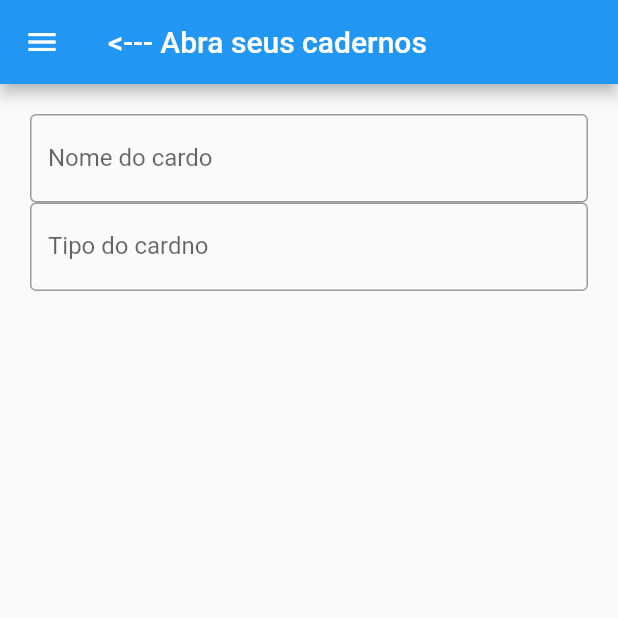
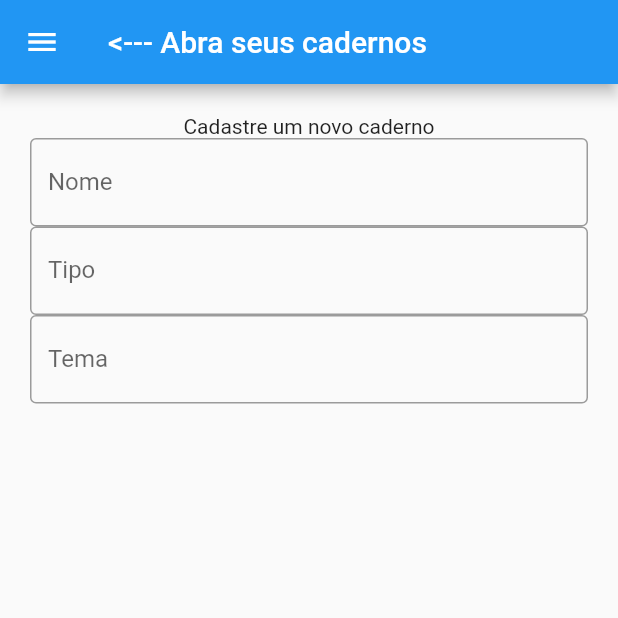
Before and after one commit to Felip-Oliv/StudioProjects, a Flutter app: the screen it shows after launch, on a phone screen of 412 x 824 dp, the top half of it. Run offline on Flutter 3.47's test engine with Material 2 defaults, Android fonts, the phone set to English and light mode, and no system bars.

Commit message:
Add campos para cadastro do caderno.
Adicionado e corrigidos alguns campos para cadastro de cadernos.

```diff
--- a/app01/lib/main.dart
+++ b/app01/lib/main.dart
@@ -14,16 +14,23 @@ void main() {
           padding: EdgeInsets.all(20),
           child: Column(
             children: [
+              Text('Cadastre um novo caderno'),
               TextField( obscureText: true,
               decoration: InputDecoration(
                 border: OutlineInputBorder(),
-                labelText: 'Nome do cardo',
+                labelText: 'Nome',
               ),
               ),
               TextField( obscureText: true,
                 decoration: InputDecoration(
                   border: OutlineInputBorder(),
-                  labelText: 'Tipo do cardno',
+                  labelText: 'Tipo',
+                ),
+              ),
+              TextField( obscureText: true,
+                decoration: InputDecoration(
+                  border: OutlineInputBorder(),
+                  labelText: 'Tema',
                 ),
               ),
             ],
```
